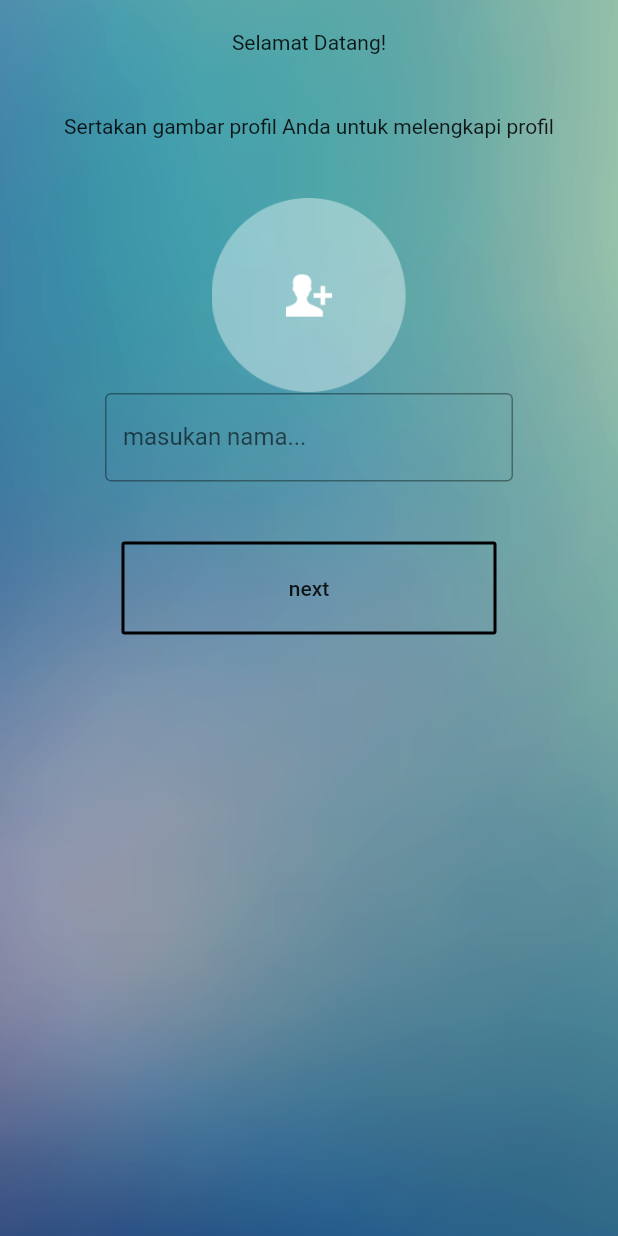
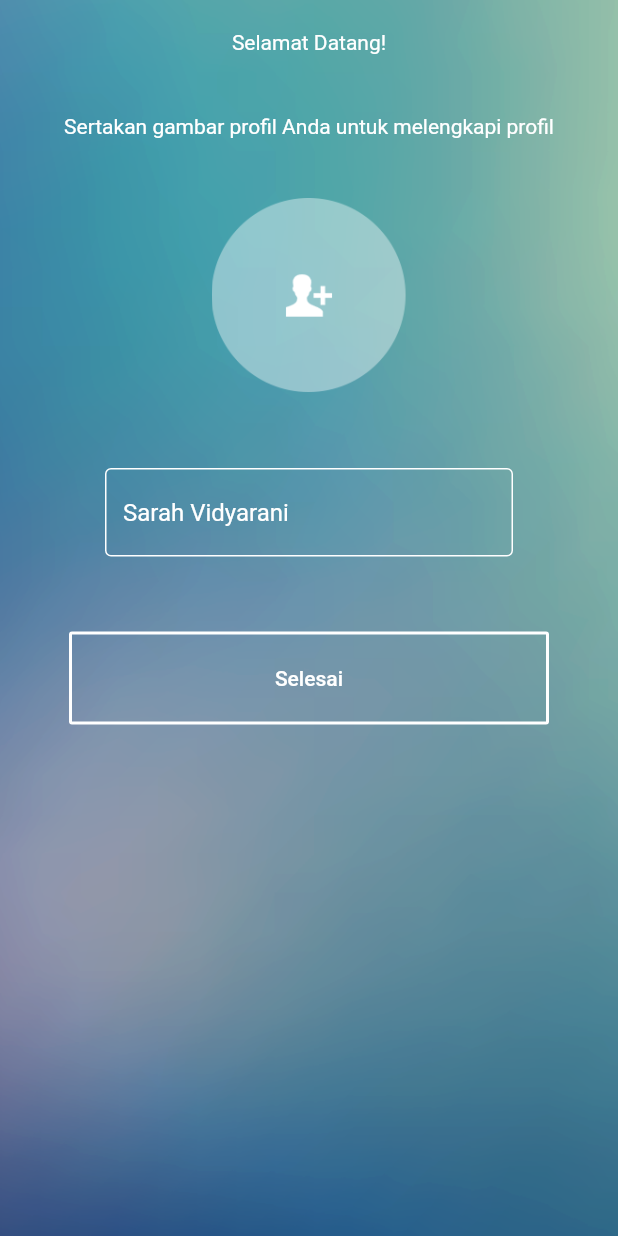
Before and after one commit to MatthewADIAN/first_test_suitmedia, a Flutter app: the screen it shows after launch, on a phone screen of 412 x 824 dp. Run offline on Flutter 3.47's test engine with Material 2 defaults, Android fonts, the phone set to English and light mode, and no system bars.

Commit message:
fix error

```diff
--- a/lib/first_screen.dart
+++ b/lib/first_screen.dart
@@ -28,11 +28,21 @@ class _FirstScreenState extends State<FirstScreen> {
                 SizedBox(
                   height: 20.0,
                 ),
-                Text('Selamat Datang!'),
+                Text(
+                  'Selamat Datang!',
+                  style: TextStyle(
+                    color: Colors.white,
+                  ),
+                ),
                 SizedBox(
                   height: 40.0,
                 ),
-                Text('Sertakan gambar profil Anda untuk melengkapi profil'),
+                Text(
+                  'Sertakan gambar profil Anda untuk melengkapi profil',
+                  style: TextStyle(
+                    color: Colors.white,
+                  ),
+                ),
                 SizedBox(
                   height: 40.0,
                 ),
@@ -41,6 +51,9 @@ class _FirstScreenState extends State<FirstScreen> {
                   width: 130,
                   height: 130,
                 ),
+                SizedBox(
+                  height: 50.0,
+                ),
                 Padding(
                   padding: const EdgeInsets.only(
                     left: 70.0,
@@ -48,10 +61,18 @@ class _FirstScreenState extends State<FirstScreen> {
                   ),
                   child: TextField(
                     decoration: InputDecoration(
-                      labelText: 'masukan nama...',
-                      border: OutlineInputBorder(
+                      hintText: "Sarah Vidyarani",
+                      hintStyle: TextStyle(
+                        color: Colors.white
+                      ),
+                      enabledBorder: OutlineInputBorder(
                         borderSide: BorderSide(
-                          width: 2.0,
+                          color: Colors.white,
+                        ),
+                      ),
+                      disabledBorder: OutlineInputBorder(
+                        borderSide: BorderSide(
+                          color: Colors.white,
                         ),
                       ),
                     ),
@@ -63,10 +84,10 @@ class _FirstScreenState extends State<FirstScreen> {
                   ),
                 ),
                 SizedBox(
-                  height: 40.0,
+                  height: 50.0,
                 ),
                 ConstrainedBox(
-                  constraints: BoxConstraints.tightFor(width: 250, height: 62),
+                  constraints: BoxConstraints.tightFor(width: 320, height: 62),
                   child: OutlineButton(
                     onPressed: () {
                       Navigator.push(context,
@@ -82,10 +103,16 @@ class _FirstScreenState extends State<FirstScreen> {
                     },
                     child: Padding(
                       padding: const EdgeInsets.all(15.0),
-                      child: Text('next'),
+                      child: Text(
+                        'Selesai',
+                        style: TextStyle(
+                          color: Colors.white
+                        ),
+                      ),
                     ),
                     borderSide: BorderSide(
                       width: 2.0,
+                      color: Colors.white,
                     ),
                   ),
                 ),
```
Also changed, not shown: lib/event_screen.dart (+48 -27 lines).
